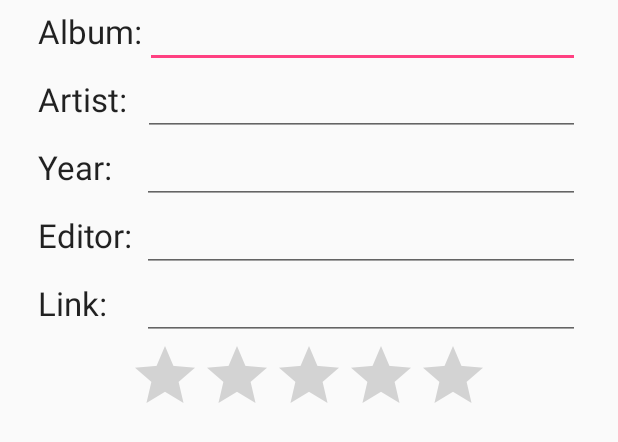
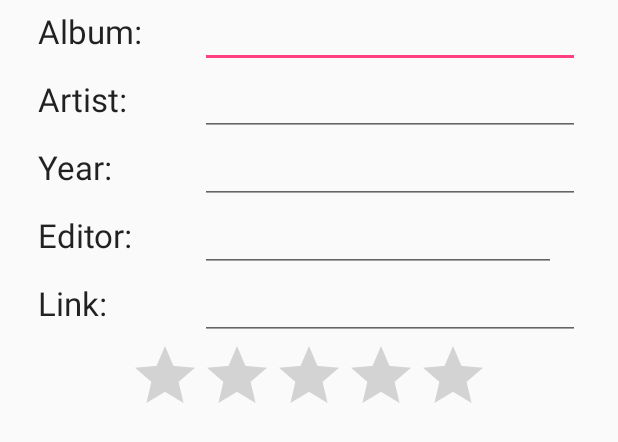
Before and after one commit to faustino984/Projeto, an Android app: the layout song_app.xml on its own in the app's theme, with its tools: preview values and no code run, on a phone screen of 412 x 824 dp. Shown: the top 442 px of the screen. Run offline under Robolectric (Android 15) with nearby library versions, the phone set to English and light mode, and no system bars.

Commit message:
tudo actualizado

```diff
--- a/app/src/main/res/layout/song_app.xml
+++ b/app/src/main/res/layout/song_app.xml
@@ -13,7 +13,7 @@
         android:layout_marginRight="25dp">
 
         <TextView
-            android:layout_width="71dp"
+            android:layout_width="108dp"
             android:layout_height="wrap_content"
             android:textAppearance="?android:attr/textAppearanceLarge"
             android:text="@string/album"
@@ -36,7 +36,7 @@
         android:layout_marginRight="25dp">
 
         <TextView
-            android:layout_width="70dp"
+            android:layout_width="108dp"
             android:layout_height="wrap_content"
             android:textAppearance="?android:attr/textAppearanceLarge"
             android:text="@string/artist"
@@ -59,7 +59,7 @@
         android:layout_marginRight="25dp">
 
         <TextView
-            android:layout_width="69dp"
+            android:layout_width="108dp"
             android:layout_height="wrap_content"
             android:textAppearance="?android:attr/textAppearanceLarge"
             android:text="@string/year"
@@ -84,7 +84,7 @@
         android:layout_marginRight="25dp" >
 
         <TextView
-            android:layout_width="69dp"
+            android:layout_width="108dp"
             android:layout_height="wrap_content"
             android:textAppearance="?android:attr/textAppearanceLarge"
             android:text="@string/editor"
@@ -92,7 +92,7 @@
             android:layout_gravity="top" />
 
         <EditText
-            android:layout_width="match_parent"
+            android:layout_width="237dp"
             android:layout_height="wrap_content"
             android:inputType="textPersonName"
             android:ems="10"
@@ -108,7 +108,7 @@
         android:layout_marginRight="25dp" >
 
         <TextView
-            android:layout_width="69dp"
+            android:layout_width="108dp"
             android:layout_height="wrap_content"
             android:textAppearance="?android:attr/textAppearanceLarge"
             android:text="@string/link"
@@ -120,7 +120,7 @@
             android:layout_height="wrap_content"
             android:inputType="text"
             android:ems="10"
-            android:id="@+id/editlink" />
+            android:id="@+id/edit_link" />
     </LinearLayout>
 
     <RatingBar
```
Also changed, not shown: app/src/main/java/pt/ipleiria/projeto/MainActivity.java (+8 -10 lines).
